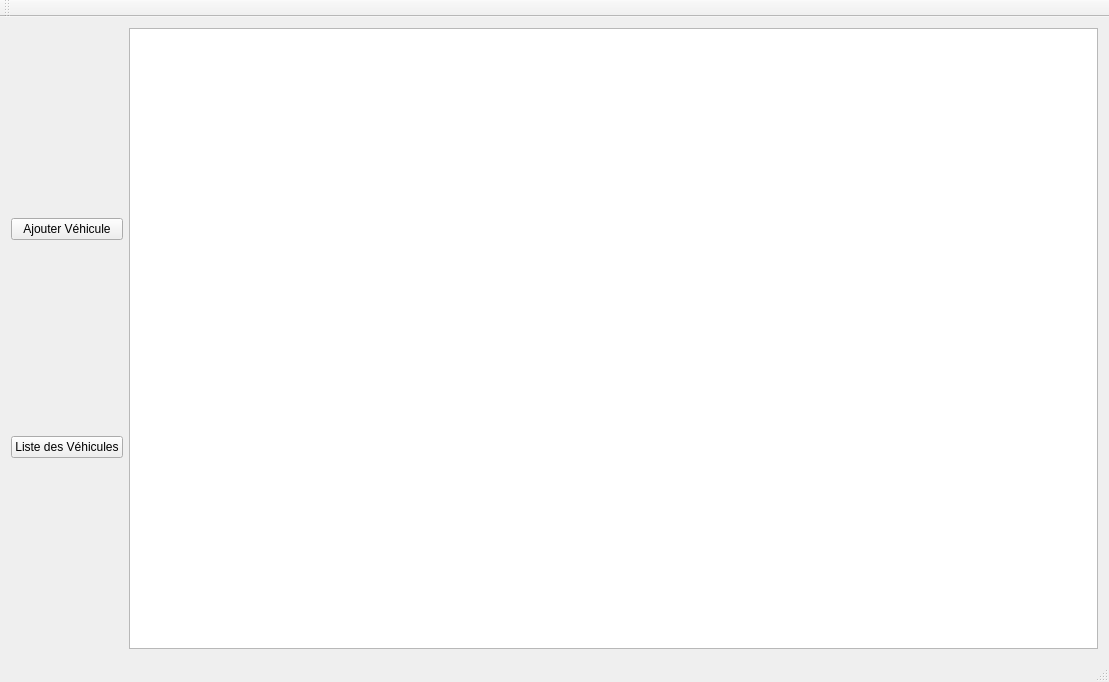
Above: mainwindow.ui from FrLallemand/autovoiture before the change. Below: the same form after it.
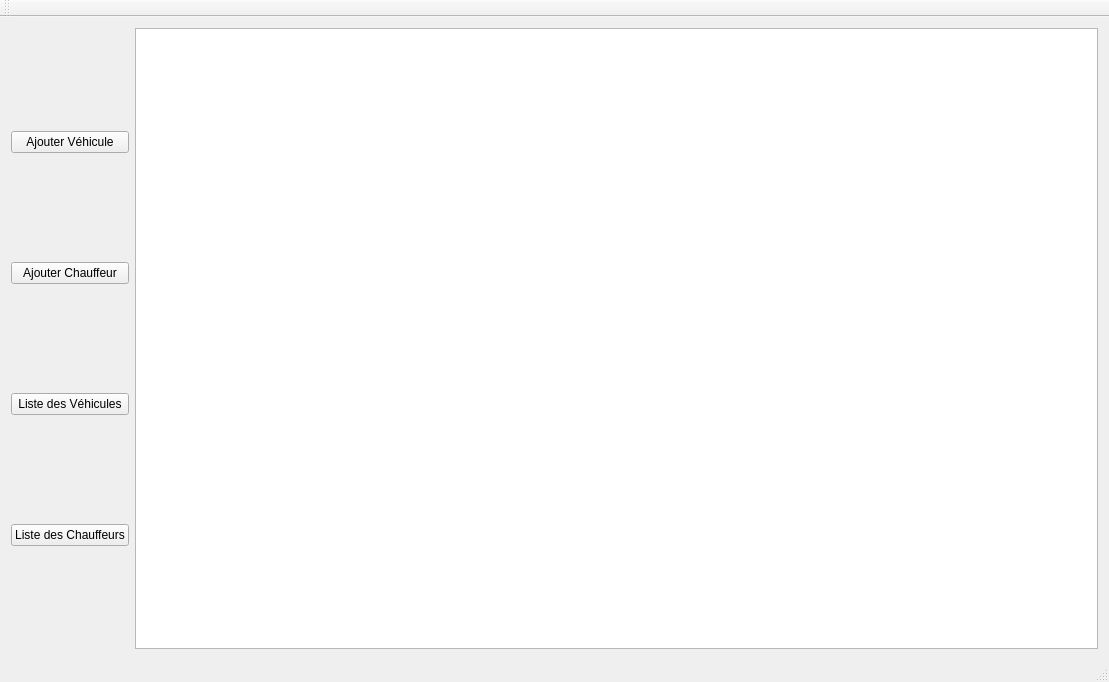
That is the form after the change.

Commit message: ajout l'insertion et l'affichage des chauffeurs

```diff
--- a/mainwindow.ui
+++ b/mainwindow.ui
@@ -30,6 +30,13 @@
         </property>
        </widget>
       </item>
+      <item>
+       <widget class="QPushButton" name="b_ajouterChauffeur">
+        <property name="text">
+         <string>Ajouter Chauffeur</string>
+        </property>
+       </widget>
+      </item>
       <item>
        <widget class="QPushButton" name="b_listVehicule">
         <property name="text">
@@ -37,6 +44,13 @@
         </property>
        </widget>
       </item>
+      <item>
+       <widget class="QPushButton" name="b_listeChauffeurs">
+        <property name="text">
+         <string>Liste des Chauffeurs</string>
+        </property>
+       </widget>
+      </item>
      </layout>
     </item>
     <item row="0" column="4">
```
The commit also changes 14 other files.
